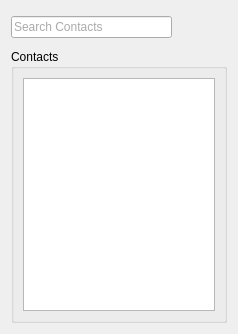
Old version of the form src/qt/ui/user_contacts_panel.ui in the repository maidsafe-archive/MaidSafe-Encrypt.
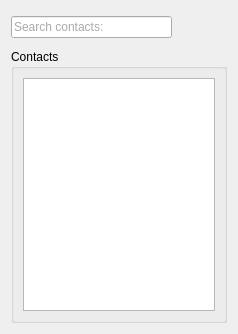
New version of the form. Icons and pictures are not drawn.

```diff
--- a/src/qt/ui/user_contacts_panel.ui
+++ b/src/qt/ui/user_contacts_panel.ui
@@ -86,7 +86,7 @@
         <string/>
        </property>
        <property name="text">
-        <string>Search Contacts</string>
+        <string>Search contacts:</string>
        </property>
        <property name="cursorPosition">
         <number>0</number>
```
Left out of the diff: 2 changed lines with no effect on the pictures.
